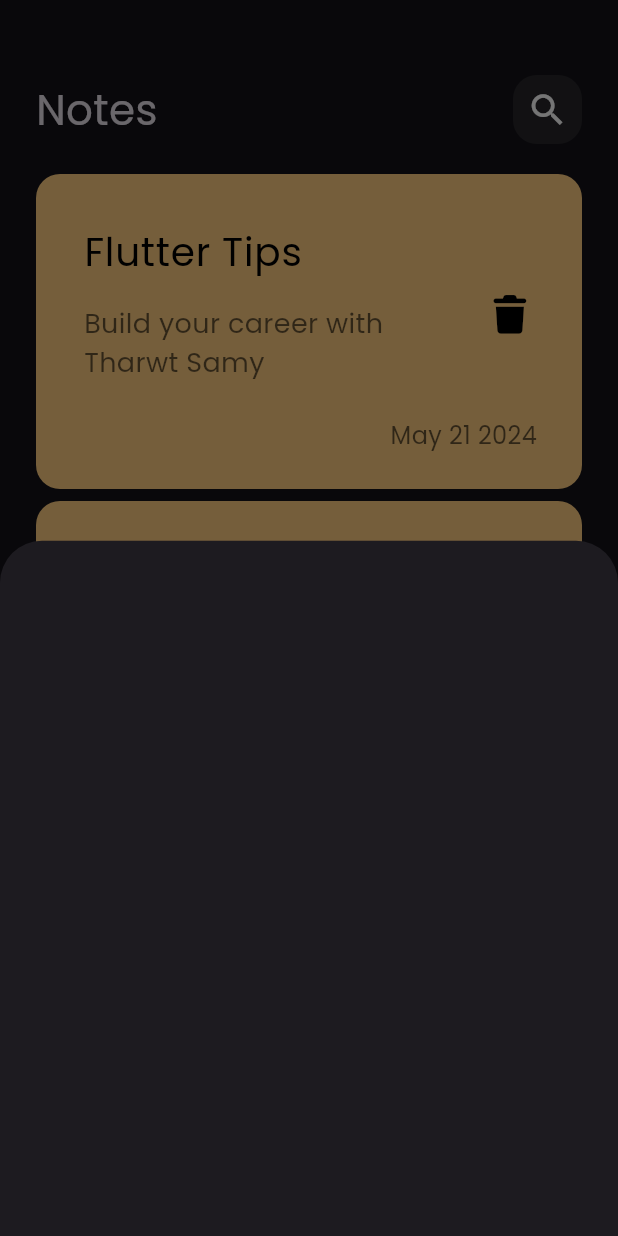
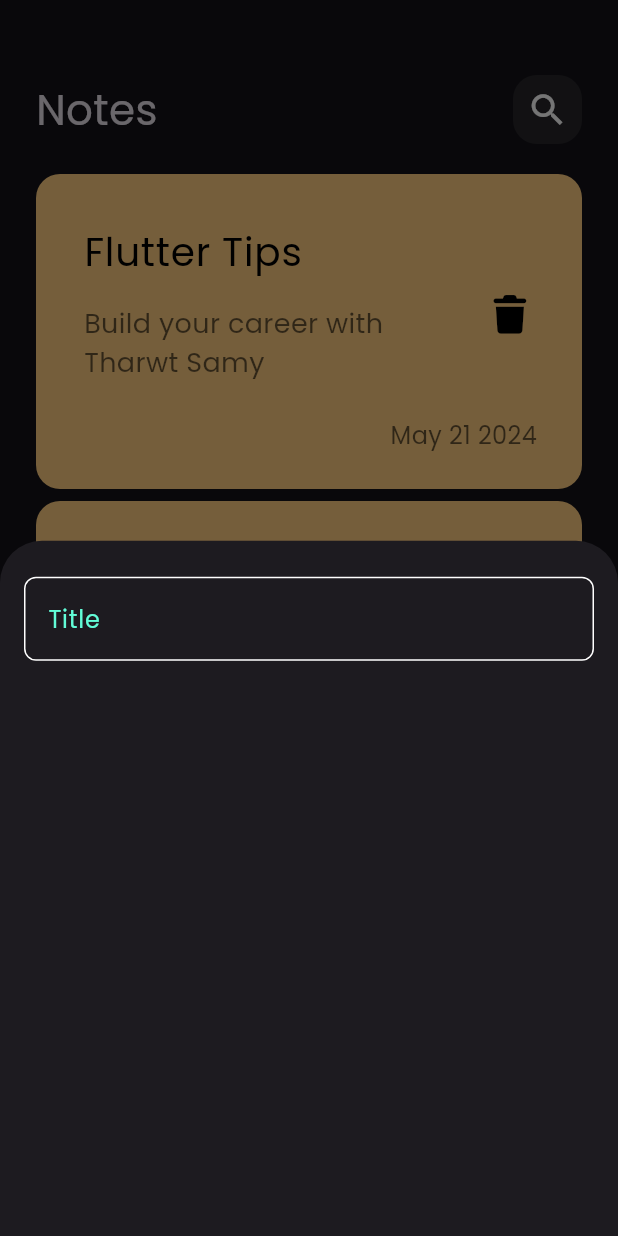
Before and after one commit to EmanMohamed7612/notes_app, a Flutter app: the screen it shows after launch, after a tap on the "add" icon, on a phone screen of 412 x 824 dp. Run offline on Flutter 3.47's test engine with Material 3 defaults, Android fonts, the phone set to English and light mode, and no system bars; our stand-ins replace font_awesome_flutter.

Commit message:
create cutom text field

```diff
--- /dev/null
+++ b/lib/constants.dart
@@ -0,0 +1,3 @@
+import 'package:flutter/material.dart';
+
+const kPrimaryColor=Color(0xff62FCD7);
--- a/lib/widgets/add_note_bottom_sheet.dart
+++ b/lib/widgets/add_note_bottom_sheet.dart
@@ -1,10 +1,14 @@
 import 'package:flutter/material.dart';
+import 'package:notes_app/widgets/custom_text_field.dart';
 
 class AddNoteBottomSheet extends StatelessWidget {
   const AddNoteBottomSheet({super.key});
 
   @override
   Widget build(BuildContext context) {
-    return  Container();
+    return Padding(
+      padding: const EdgeInsets.symmetric(horizontal: 16.0),
+      child: Column(children: [SizedBox(height: 24), CustomTextField()]),
+    );
   }
 }
--- /dev/null
+++ b/lib/widgets/custom_text_field.dart
@@ -0,0 +1,27 @@
+import 'package:flutter/material.dart';
+import 'package:notes_app/constants.dart';
+
+class CustomTextField extends StatelessWidget {
+  const CustomTextField({super.key});
+
+  @override
+  Widget build(BuildContext context) {
+    return TextField(
+      cursorColor: kPrimaryColor,
+      decoration: InputDecoration(
+        hintText: 'Title',
+        hintStyle: TextStyle(color: kPrimaryColor),
+        border: buildborder(),
+        enabledBorder: buildborder(),
+        focusedBorder: buildborder(kPrimaryColor),
+      ),
+    );
+  }
+
+  OutlineInputBorder buildborder([color]) {
+    return OutlineInputBorder(
+      borderRadius: BorderRadius.circular(8),
+      borderSide: BorderSide(color: color ?? Colors.white),
+    );
+  }
+}
```
Also changed, not shown: lib/views/notes_view.dart (line endings or trailing spaces).
